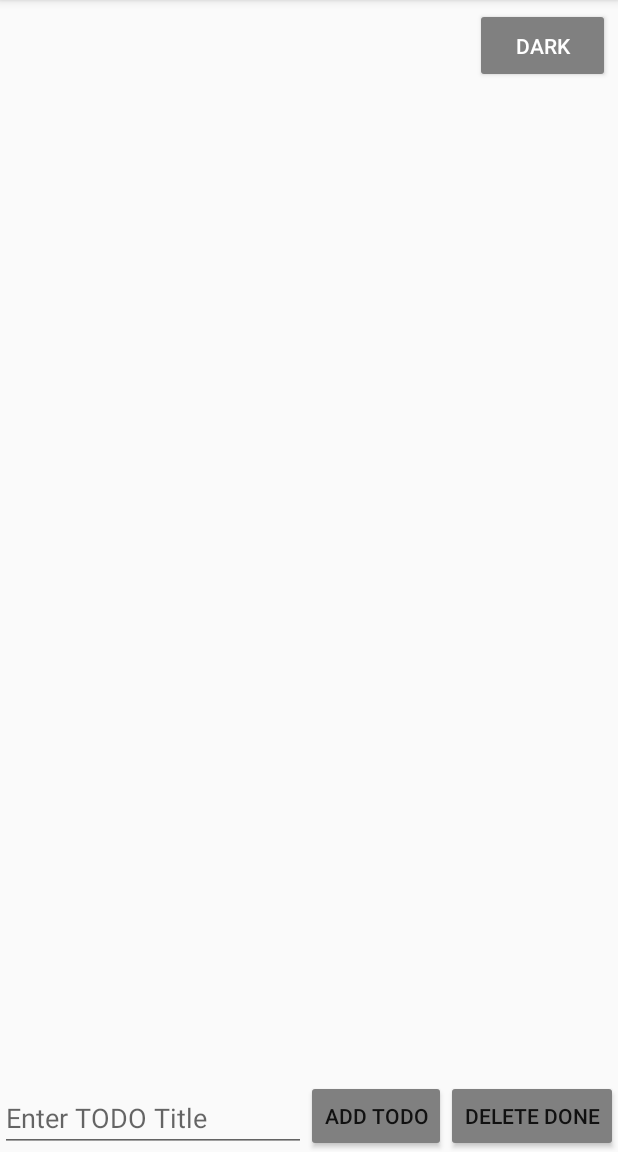
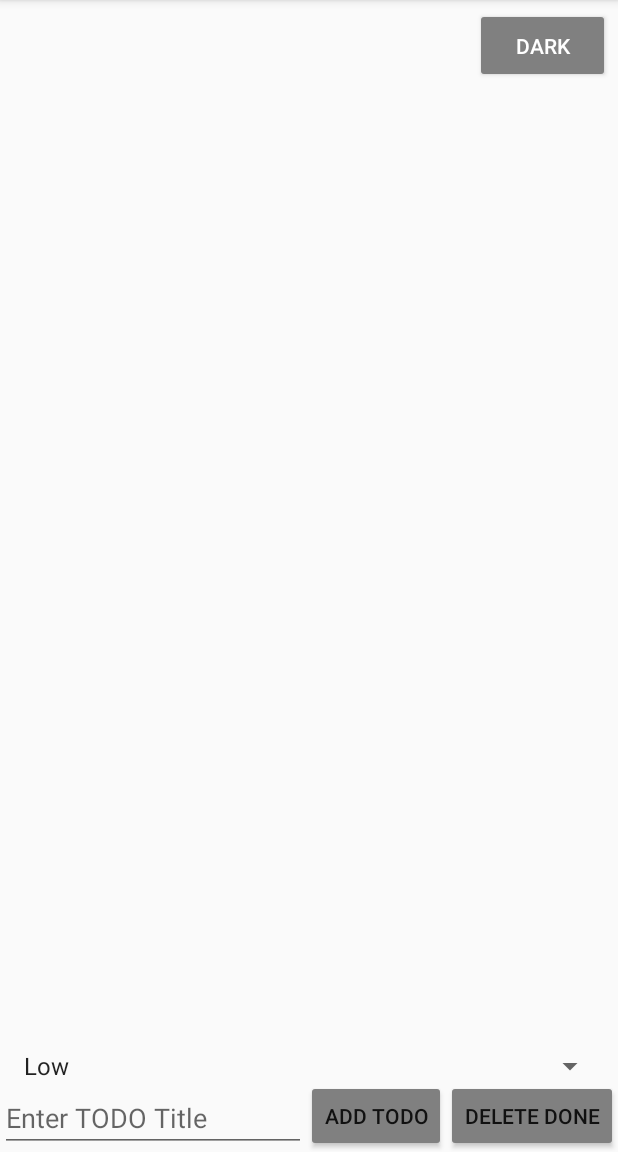
Before and after one commit to MelArt24/TODO-List, an Android app: the screen it shows after launch (MainActivity), on a phone screen of 412 x 824 dp, the part 84-1236 px from its top. Run offline under Robolectric (Android 15) with nearby library versions, the phone set to English and light mode, and no system bars.

Commit message:
created the arrays resource.\nadded a priority indicator to the left of the task text.\nadded a limit of two lines for textview.

```diff
--- a/app/src/main/java/com/example/todolist/MainActivity.kt
+++ b/app/src/main/java/com/example/todolist/MainActivity.kt
@@ -4,6 +4,8 @@ import android.annotation.SuppressLint
 import android.os.Bundle
 import android.widget.Button
 import android.widget.EditText
+import android.widget.Spinner
+import android.widget.ArrayAdapter
 import androidx.appcompat.app.AppCompatActivity
 import androidx.recyclerview.widget.LinearLayoutManager
 import androidx.recyclerview.widget.RecyclerView
@@ -19,6 +21,7 @@ class MainActivity : AppCompatActivity() {
 
     private lateinit var todoAdapter: TodoAdapter
     private lateinit var switchThemeButton: Button
+    private lateinit var prioritySpinner: Spinner
 
     @SuppressLint("SetTextI18n")
     override fun onCreate(savedInstanceState: Bundle?) {
@@ -26,6 +29,17 @@ class MainActivity : AppCompatActivity() {
         setContentView(R.layout.activity_main)
 
         switchThemeButton = findViewById(R.id.switchThemeButton)
+        prioritySpinner = findViewById(R.id.spPriority)
+
+        // Initialize Spinner for priorities
+        ArrayAdapter.createFromResource(
+            this,
+            R.array.priority_levels,
+            android.R.layout.simple_spinner_item
+        ).also { adapter ->
+            adapter.setDropDownViewResource(android.R.layout.simple_spinner_dropdown_item)
+            prioritySpinner.adapter = adapter
+        }
 
         // Updating a theme using SharedPreferences
         val sharedPreferences = getSharedPreferences("settings", MODE_PRIVATE)
@@ -58,8 +72,10 @@ class MainActivity : AppCompatActivity() {
         bAddTODO.setOnClickListener {
             val etTODOTitle = findViewById<EditText>(R.id.etTODOTitle)
             val todoTitle = etTODOTitle.text.toString()
+            val selectedPriority = prioritySpinner.selectedItem.toString()
+
             if(todoTitle.isNotEmpty()) {
-                val todo = Todo(todoTitle)
+                val todo = Todo(todoTitle, selectedPriority)
                 todoAdapter.addTodo(todo)
                 etTODOTitle.text.clear()
             }
--- a/app/src/main/java/com/example/todolist/Todo.kt
+++ b/app/src/main/java/com/example/todolist/Todo.kt
@@ -6,5 +6,6 @@ import kotlinx.parcelize.Parcelize
 @Parcelize
 data class Todo(
     val title: String,                  // saves the task text
+    val priority: String = "Low",       // shows priority of task
     var isChecked: Boolean = false      // indicates whether the task is completed
 ) : Parcelable
--- a/app/src/main/res/layout/activity_main.xml
+++ b/app/src/main/res/layout/activity_main.xml
@@ -25,10 +25,22 @@
         android:id="@+id/rvTODOItems"
         android:layout_width="match_parent"
         android:layout_height="0dp"
-        app:layout_constraintBottom_toTopOf="@+id/bAddTODO"
+        android:layout_marginBottom="8dp"
+        app:layout_constraintBottom_toTopOf="@+id/spPriority"
         app:layout_constraintEnd_toEndOf="parent"
         app:layout_constraintStart_toStartOf="parent"
         app:layout_constraintTop_toBottomOf="@+id/switchThemeButton" />
+
+    <Spinner
+        android:id="@+id/spPriority"
+        android:layout_width="0dp"
+        android:layout_height="wrap_content"
+        android:layout_marginStart="8dp"
+        android:layout_marginEnd="8dp"
+        android:entries="@array/priority_levels"
+        app:layout_constraintBottom_toTopOf="@+id/etTODOTitle"
+        app:layout_constraintEnd_toEndOf="parent"
+        app:layout_constraintStart_toStartOf="parent" />
 
     <EditText
         android:id="@+id/etTODOTitle"
--- /dev/null
+++ b/app/src/main/res/values/arrays.xml
@@ -0,0 +1,8 @@
+<?xml version="1.0" encoding="utf-8"?>
+<resources>
+    <string-array name="priority_levels">
+        <item>Low</item>
+        <item>Medium</item>
+        <item>High</item>
+    </string-array>
+</resources>
--- a/app/src/main/res/values/colors.xml
+++ b/app/src/main/res/values/colors.xml
@@ -2,4 +2,9 @@
 <resources>
     <color name="black">#FF000000</color>
     <color name="white">#FFFFFFFF</color>
+    <color name="priority_high">#FF0000</color>
+    <color name="priority_medium">#FFA500</color>
+    <color name="priority_low">#00FF00</color>
+    <color name="priority_default">#808080</color>
+
 </resources>
```
Also changed, not shown: app/src/main/java/com/example/todolist/TodoAdapter.kt (+16 -0 lines), app/src/main/res/layout/todo_item.xml (+14 -2 lines).
